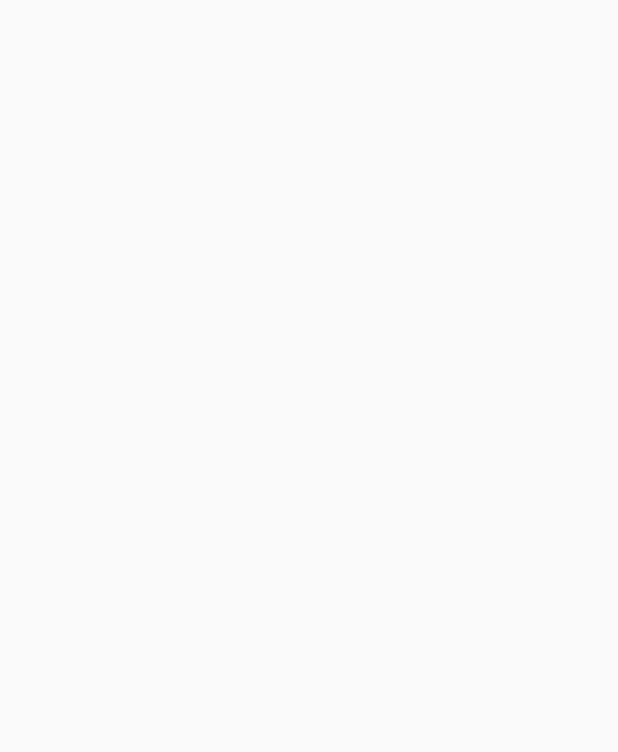
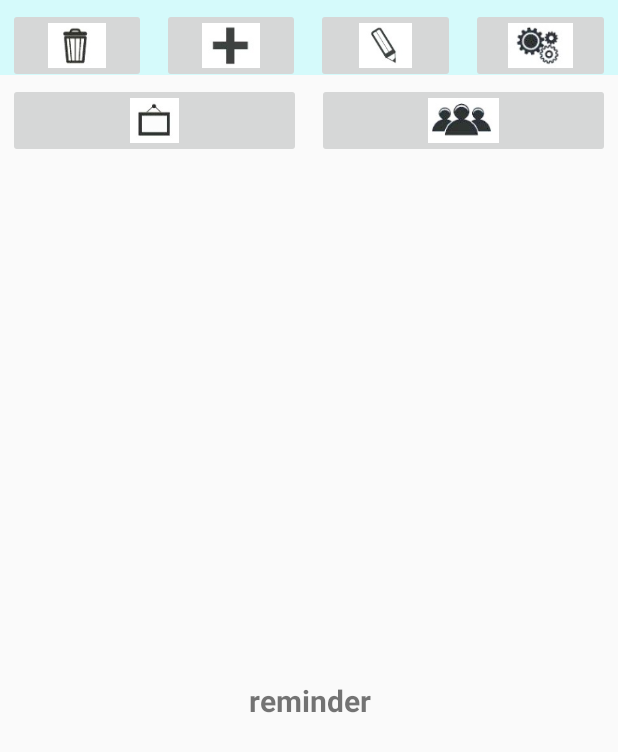
Before and after one commit to zzqCc/Memo, an Android app: the screen it shows after launch (MainActivity), on a phone screen of 412 x 824 dp. Before the commit the part shown is empty. Shown: the top 752 px of the screen. Run offline under Robolectric (Android 15) with nearby library versions, the phone set to English and light mode, and no system bars.

Commit message:
fragment test

```diff
--- /dev/null
+++ b/Memo2/app/src/main/java/com/example/lx/memo/BottomFragment.java
@@ -0,0 +1,18 @@
+package com.example.lx.memo;
+
+import android.os.Bundle;
+import android.support.v4.app.Fragment;
+import android.view.LayoutInflater;
+import android.view.View;
+import android.view.ViewGroup;
+
+/**
+ * Created by ccccc on 2016/4/10.
+ */
+public class BottomFragment extends Fragment {
+    @Override
+    public View onCreateView(LayoutInflater inflater, ViewGroup container,
+                             Bundle savedInstanceState) {
+        return inflater.inflate(R.layout.bottom_menu, container,false);
+    }
+}
--- a/Memo2/app/src/main/java/com/example/lx/memo/MainActivity.java
+++ b/Memo2/app/src/main/java/com/example/lx/memo/MainActivity.java
@@ -1,13 +1,78 @@
 package com.example.lx.memo;
 
+
+import android.annotation.SuppressLint;
+import android.app.FragmentManager;
+import android.app.FragmentTransaction;
 import android.os.Bundle;
-import android.support.v7.app.AppCompatActivity;
+import android.support.v7.app.ActionBarActivity;
+import android.view.View;
+import android.view.Window;
+import android.widget.ImageButton;
+import android.widget.Toast;
 
-public class MainActivity extends AppCompatActivity {
+public class MainActivity extends ActionBarActivity implements View.OnClickListener {
+    private ImageButton reminder;
+    private ImageButton friends;
+
+    private FriendFragment mFriendFragment;
+    private ReminderFragment mReminderFragment;
 
     @Override
     protected void onCreate(Bundle savedInstanceState) {
         super.onCreate(savedInstanceState);
+        requestWindowFeature(Window.FEATURE_NO_TITLE);
         setContentView(R.layout.activity_main);
+
+        initView();
+    }
+
+    public void initView() {
+        // 初始化控件和声明事件
+        reminder = (ImageButton) findViewById(R.id.reminder);
+        friends = (ImageButton) findViewById(R.id.friends);
+        reminder.setOnClickListener(this);
+        friends.setOnClickListener(this);
+
+        // 设置默认的Fragment
+        setDefaultFragment();
+    }
+
+    @SuppressLint("NewApi")
+    private void setDefaultFragment() {
+        FragmentManager manager = getFragmentManager();
+        FragmentTransaction transaction = manager.beginTransaction();
+
+        mReminderFragment = new ReminderFragment();
+        transaction.replace(R.id.id_content, mReminderFragment);
+        transaction.commit();
+    }
+
+    @SuppressLint("NewApi")
+    @Override
+    public void onClick(View v) {
+        Toast.makeText(MainActivity.this,"you clicked it",Toast.LENGTH_SHORT);
+
+        FragmentManager fm = getFragmentManager();
+        // 开启Fragment事务
+        FragmentTransaction transaction = fm.beginTransaction();
+        switch (v.getId()) {
+            case R.id.reminder:
+                if (mReminderFragment == null) {
+                    mReminderFragment = new ReminderFragment();
+                }
+                // 使用当前Fragment的布局替代id_content的控件
+                transaction.replace(R.id.id_content, mReminderFragment);
+                break;
+            case R.id.friends:
+                if (mFriendFragment == null) {
+                    mFriendFragment = new FriendFragment();
+                }
+                transaction.replace(R.id.id_content, mFriendFragment);
+                break;
+        }
+        // transaction.addToBackStack();
+        // 事务提交
+        transaction.commit();
     }
 }
--- /dev/null
+++ b/Memo2/app/src/main/java/com/example/lx/memo/ReminderFragment.java
@@ -0,0 +1,19 @@
+package com.example.lx.memo;
+
+import android.app.Fragment;
+import android.os.Bundle;
+import android.view.LayoutInflater;
+import android.view.View;
+import android.view.ViewGroup;
+
+/**
+ * Created by ccccc on 2016/4/10.
+ */
+public class ReminderFragment extends Fragment {
+    @Override
+    public View onCreateView(LayoutInflater inflater, ViewGroup container,
+                             Bundle savedInstanceState)
+    {
+        return inflater.inflate(R.layout.fragment_reminder, container, false);
+    }
+}
--- /dev/null
+++ b/Memo2/app/src/main/java/com/example/lx/memo/TopFragment.java
@@ -0,0 +1,19 @@
+package com.example.lx.memo;
+
+
+import android.os.Bundle;
+import android.support.v4.app.Fragment;
+import android.view.LayoutInflater;
+import android.view.View;
+import android.view.ViewGroup;
+
+/**
+ * Created by ccccc on 2016/4/10.
+ */
+public class TopFragment extends Fragment {
+    @Override
+    public View onCreateView(LayoutInflater inflater, ViewGroup container,
+                             Bundle savedInstanceState) {
+        return inflater.inflate(R.layout.top_menu, container,false);
+    }
+}
--- a/Memo2/app/src/main/res/layout/activity_main.xml
+++ b/Memo2/app/src/main/res/layout/activity_main.xml
@@ -3,5 +3,22 @@
     android:layout_height="match_parent"
     android:orientation="vertical" >
 
+    <fragment
+        android:name="com.example.lx.memo.TopFragment"
+        android:id="@+id/top"
+        android:layout_height="50dp"
+        android:layout_width="match_parent" />
+    <fragment
+        android:name="com.example.lx.memo.BottomFragment"
+        android:id="@+id/bottom"
+        android:layout_below="@id/top"
+        android:layout_height="wrap_content"
+        android:layout_width="fill_parent" />
+    <FrameLayout
+        android:id="@+id/id_content"
+        android:layout_width="fill_parent"
+        android:layout_height="fill_parent"
+        android:layout_above="@id/top"
+        android:layout_below="@id/bottom" />
 
 </LinearLayout>
--- a/Memo2/app/src/main/res/layout/activity_memo.xml
+++ b/Memo2/app/src/main/res/layout/activity_memo.xml
@@ -9,4 +9,6 @@
         android:layout_height="wrap_content"></ListView>
 
 
+
+
 </LinearLayout>
--- a/Memo2/app/src/main/res/layout/bottom_menu.xml
+++ b/Memo2/app/src/main/res/layout/bottom_menu.xml
@@ -1,12 +1,12 @@
 <?xml version="1.0" encoding="utf-8"?>
 <LinearLayout xmlns:android="http://schemas.android.com/apk/res/android"
     android:layout_width="match_parent"
-    android:layout_height="match_parent"
-    android:background="#2606f7ff">
+    android:layout_height="match_parent">
     <ImageButton
         android:layout_width="0dp"
         android:layout_height="50dp"
         android:layout_weight="1"
+        android:layout_gravity="bottom"
         android:id="@+id/reminder"
         android:src="@mipmap/remainder"
         android:scaleType="fitCenter"
@@ -15,6 +15,7 @@
         android:layout_width="0dp"
         android:layout_height="50dp"
         android:layout_weight="1"
+        android:layout_gravity="bottom"
         android:id="@+id/friends"
         android:src="@mipmap/friends"
         android:scaleType="fitCenter"
--- /dev/null
+++ b/Memo2/app/src/main/res/layout/fragment_reminder.xml
@@ -0,0 +1,14 @@
+<?xml version="1.0" encoding="utf-8"?>
+<LinearLayout xmlns:android="http://schemas.android.com/apk/res/android"
+    android:layout_width="match_parent"
+    android:layout_height="match_parent">
+
+    <TextView
+        android:layout_width="fill_parent"
+    android:layout_height="fill_parent"
+    android:gravity="center"
+    android:text="reminder"
+    android:textSize="20sp"
+    android:textStyle="bold" />
+
+</LinearLayout>
```
Also changed, not shown: Memo2/app/src/main/java/com/example/lx/memo/FriendFragment.java (added, +23 -0 lines), Memo2/app/src/main/res/layout/fragment_friends.xml (added, +15 -0 lines).
